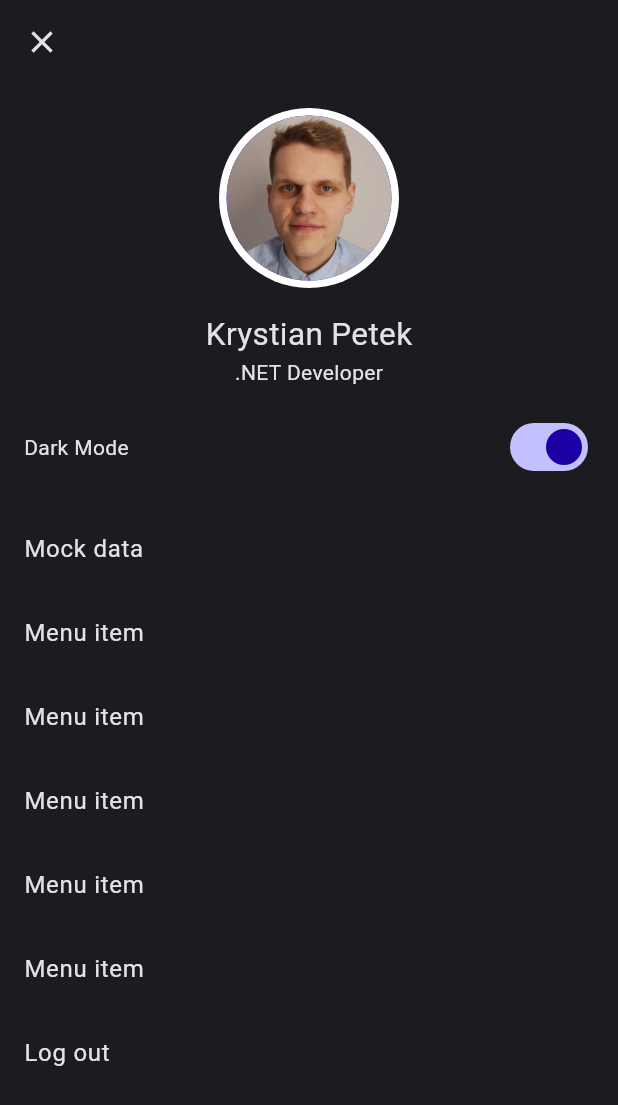
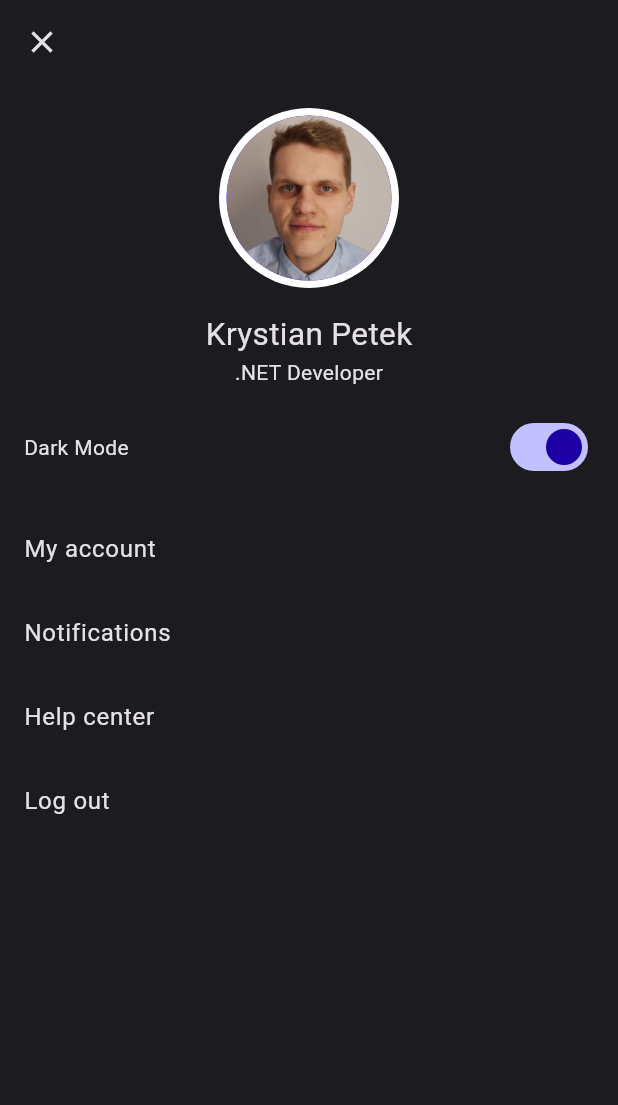
Before and after one commit to krystianpetek/AwesomePlaces, a Flutter app: the ProfileScreen screen opened by its route, on a phone screen of 412 x 824 dp. Shown: the top 1105 px of the screen. Run offline on Flutter 3.47's test engine with Material 2 defaults, Android fonts, the phone set to English and light mode, and no system bars; our stand-ins replace flutter_riverpod, flutter_svg, font_awesome_flutter, go_router, google_maps_flutter, shared_preferences; accounts and stored records are empty.

Commit message:
APP - added fade animation for each element on profile screen Handled not implemented list items Added bound height to ListView and fixed throw exceptions Removed right margin from exploreScreen appbar

```diff
--- a/awesome_places/lib/src/features/explore/presentation/explore_screen.dart
+++ b/awesome_places/lib/src/features/explore/presentation/explore_screen.dart
@@ -80,9 +80,6 @@ class _ExploreScreenState extends ConsumerState<ExploreScreen> {
                 )
               ];
             },
-          ),
-          const SizedBox(
-            width: 40,
           )
         ],
         title: const Text("Explore"),
--- a/awesome_places/lib/src/features/profile/presentation/profile_screen.dart
+++ b/awesome_places/lib/src/features/profile/presentation/profile_screen.dart
@@ -1,4 +1,5 @@
 import 'package:awesome_places/src/features/authentication/data/providers/authentication_provider.dart';
+import 'package:awesome_places/src/features/authentication/ui/widgets/show_modal_bottom.dart';
 import 'package:awesome_places/src/routes/models/routes.dart';
 import 'package:awesome_places/src/widgets/circle_image.dart';
 import 'package:awesome_places/src/widgets/fade_animation.dart';
@@ -37,10 +38,12 @@ class ProfileScreenState extends ConsumerState<ProfileScreen> {
             const SizedBox(height: 16),
             FadeAnimation(
               delay: 100,
+              duration: 1000,
               child: buildProfile(),
-              duration: 1000,
             ),
-            Expanded(child: buildMenu(read))
+            Expanded(
+              child: buildMenu(read),
+            ),
           ],
         ),
       ),
@@ -49,43 +52,55 @@ class ProfileScreenState extends ConsumerState<ProfileScreen> {
 
   Widget buildMenu(AuthenticationNotifier authenticationNotifier) {
     return ListView(
+      shrinkWrap: true,
+      scrollDirection: Axis.vertical,
       children: [
-        buildDarkModeRow(),
-        ListTile(
-          title: const Text('Mock data'),
-          onTap: () async {},
+        buildDarkModeSwitch(),
+        FadeAnimation(
+          delay: 300,
+          duration: 1000,
+          child: ListTile(
+            title: const Text('My account'),
+            onTap: () async {
+              await showModal(text: "This feature isn't implemented yet!");
+            },
           ),
-        ListTile(
-          title: const Text('Menu item'),
-          onTap: () async {},
         ),
-        ListTile(
-          title: const Text('Menu item'),
-          onTap: () async {},
+        FadeAnimation(
+          delay: 500,
+          duration: 1000,
+          child: ListTile(
+            title: const Text('Notifications'),
+            onTap: () async {
+              await showModal(text: "This feature isn't implemented yet!");
+            },
           ),
-        ListTile(
-          title: const Text('Menu item'),
-          onTap: () async {},
         ),
-        ListTile(
-          title: const Text('Menu item'),
-          onTap: () async {},
+        FadeAnimation(
+          delay: 700,
+          duration: 1000,
+          child: ListTile(
+            title: const Text('Help center'),
+            onTap: () async {
+              await showModal(text: "This feature isn't implemented yet!");
+            },
           ),
-        ListTile(
-          title: const Text('Menu item'),
-          onTap: () async {},
         ),
-        ListTile(
+        FadeAnimation(
+          delay: 900,
+          duration: 1000,
+          child: ListTile(
             title: const Text('Log out'),
             onTap: () {
               authenticationNotifier.logout();
             },
           ),
+        ),
       ],
     );
   }
 
-  Widget buildDarkModeRow() {
+  Widget buildDarkModeSwitch() {
     return Padding(
       padding: const EdgeInsets.all(16),
       child: Row(
@@ -107,18 +122,27 @@ class ProfileScreenState extends ConsumerState<ProfileScreen> {
 
   Widget buildProfile() {
     return Column(
-      children: [
+      children: const [
         CircleImage(
           imageRadius: 60,
           imageProvider: AssetImage('assets/images/author.png'),
         ),
-        const SizedBox(height: 16),
+        SizedBox(height: 16),
         Text(
           "Krystian Petek",
-          style: const TextStyle(fontSize: 21),
+          style: TextStyle(fontSize: 21),
         ),
         Text(".NET Developer"),
       ],
     );
   }
+
+  Future showModal({required String text}) {
+    return showModalBottomSheet(
+      context: context,
+      builder: (context) {
+        return ShowModalBottom(text: text);
+      },
+    );
   }
+}
```
Also changed, not shown: awesome_places/lib/src/features/home/presentation/home_screen.dart (+17 -12 lines). Lines whose indentation alone changed are shown as unchanged.
